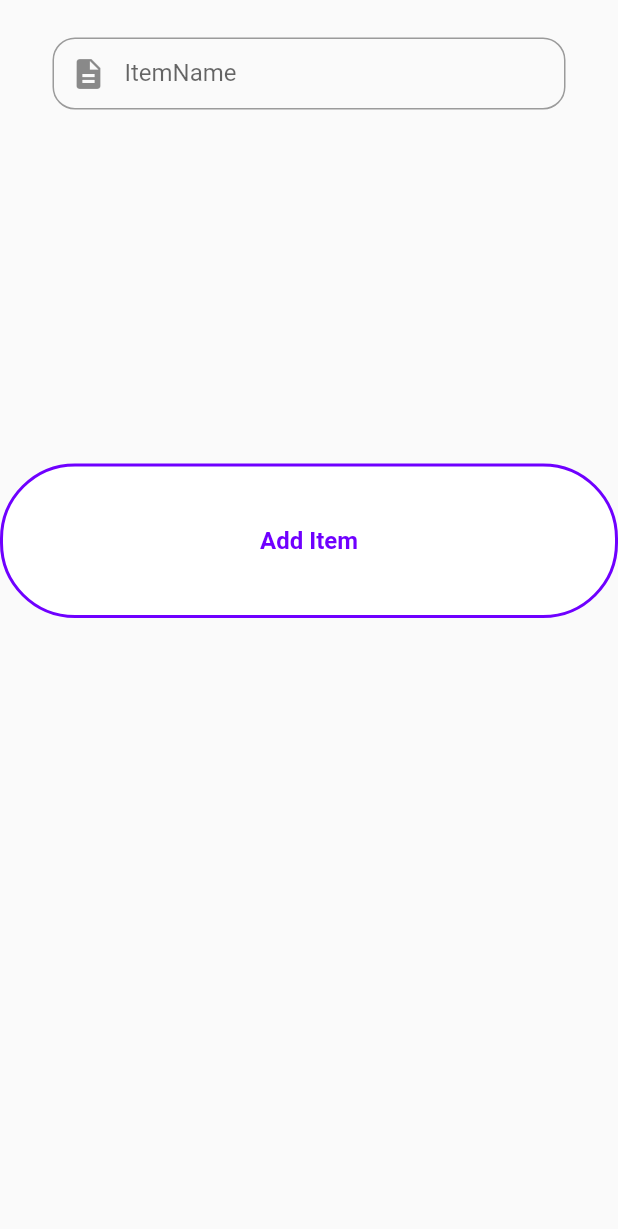
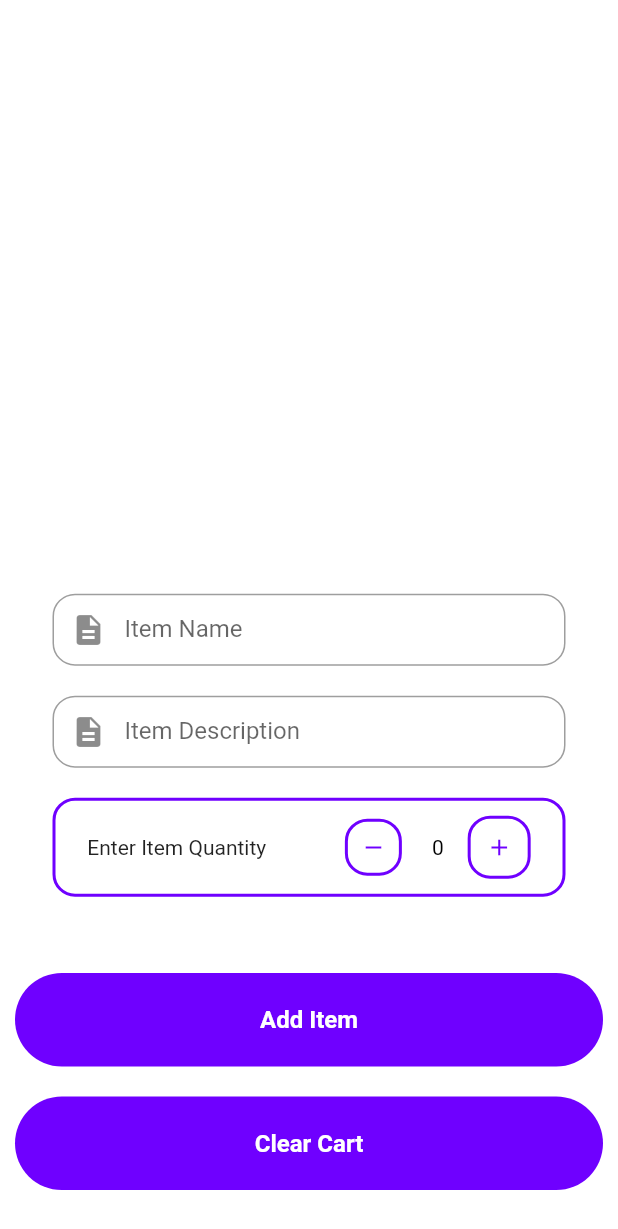
Before and after one commit to JayTWWM/VRecycle, a Flutter app: the ItemsPage widget shown alone on an empty page, opened directly, on a phone screen of 412 x 824 dp. Shown: the top 1229 px of the screen. Run offline on Flutter 3.47's test engine with Material 2 defaults, Android fonts, the light colour scheme and no system bars; our stand-ins replace avatar_glow, cloud_firestore, firebase_auth, geolocator, image_cropper, image_picker and 3 more; missing offline and left inert: keyboard_visibility; accounts and stored records are empty.

Commit message:
Incomplete ItemPage

```diff
--- /dev/null
+++ b/lib/Components/ItemWidget.dart
@@ -0,0 +1,26 @@
+import 'package:VRecycle/Model/Item.dart';
+import 'package:flutter/material.dart';
+
+class ItemWidget extends StatefulWidget {
+  Item item;
+
+  ItemWidget({@required this.item});
+
+  @override
+  _ItemWidgetState createState() => _ItemWidgetState();
+}
+
+class _ItemWidgetState extends State<ItemWidget> {
+  @override
+  Widget build(BuildContext context) {
+    return Container(
+      child: Column(
+        children: [
+          Text('${widget.item.itemName}'),
+          Text('${widget.item.desc}'),
+          Text('${widget.item.quantity}'),
+        ],
+      ),
+    );
+  }
+}
--- /dev/null
+++ b/lib/Components/Quantity.dart
@@ -0,0 +1,66 @@
+import 'package:VRecycle/Constants/Colors.dart';
+import 'package:flutter/material.dart';
+
+class QuantityWidget extends StatefulWidget {
+  int counter;
+
+  QuantityWidget({@required this.counter});
+
+  @override
+  _QuantityWidgetState createState() => _QuantityWidgetState();
+}
+
+class _QuantityWidgetState extends State<QuantityWidget> {
+  @override
+  Widget build(BuildContext context) {
+    return Row(
+      mainAxisAlignment: MainAxisAlignment.spaceEvenly,
+      children: <Widget>[
+        Container(
+          decoration: BoxDecoration(
+            border: Border.all(width: 2, color: Utils.getColor(primaryColor)),
+            borderRadius: BorderRadius.circular(15),
+          ),
+          padding: EdgeInsets.all(8),
+          child: InkWell(
+              onTap: () {
+                setState(() {
+                  if (widget.counter > 0) {
+                    widget.counter--;
+                  }
+                });
+              },
+              child: Icon(
+                Icons.remove,
+                color: Utils.getColor(primaryColor),
+                size: 18,
+              )),
+        ),
+        Padding(padding: EdgeInsets.all(10)),
+        Text(
+          '${widget.counter}',
+          style: TextStyle(color: Colors.black),
+        ),
+        Padding(padding: EdgeInsets.all(8)),
+        Container(
+          decoration: BoxDecoration(
+            border: Border.all(width: 2, color: Utils.getColor(primaryColor)),
+            borderRadius: BorderRadius.circular(15),
+          ),
+          padding: EdgeInsets.all(10),
+          child: InkWell(
+              onTap: () {
+                setState(() {
+                  widget.counter++;
+                });
+              },
+              child: Icon(
+                Icons.add,
+                color: Utils.getColor(primaryColor),
+                size: 18,
+              )),
+        ),
+      ],
+    );
+  }
+}
--- a/lib/Model/Item.dart
+++ b/lib/Model/Item.dart
@@ -1,12 +1,19 @@
-// import 'package:cloud_firestore/cloud_firestore.dart';
 import 'package:flutter/material.dart';
 
 class Item {
   int serialNo;
   String itemName;
+  String desc;
+  int quantity;
 
   Item({
     @required this.serialNo,
     @required this.itemName,
+    @required this.desc,
+    @required this.quantity,
   });
+
+  String toJson() {
+    return '{"serialNo": ${this.serialNo},"itemName": "${this.itemName}","desc": "${this.desc}","quantity": ${this.quantity}}';
+  }
 }
--- a/lib/Screens/Home.dart
+++ b/lib/Screens/Home.dart
@@ -23,7 +23,7 @@ class _HomeState extends State<Home> {
     getUser();
   }
 
-  String title = 'Profile';
+  String title = 'Items Page';
   User currentUser;
   bool load = false;
   List<String> categories = [];
@@ -65,7 +65,7 @@ class _HomeState extends State<Home> {
     );
   }
 
-  Widget mainWidget = Home();
+  Widget mainWidget = ItemsPage();
 
   @override
   Widget build(BuildContext context) {
@@ -194,7 +194,7 @@ class _HomeState extends State<Home> {
                               ),
                               onTap: () {
                                 setState(() {
-                                  mainWidget = Home();
+                                  mainWidget = Profile();
                                   title = "Profile";
                                 });
                                 Navigator.pop(context);
--- a/lib/Screens/ItemsPage.dart
+++ b/lib/Screens/ItemsPage.dart
@@ -1,4 +1,9 @@
+import 'dart:convert';
+
 import 'package:VRecycle/Components/AuthButton.dart';
+import 'package:VRecycle/Components/ItemWidget.dart';
+import 'package:VRecycle/Components/Quantity.dart';
+import 'package:VRecycle/Constants/Colors.dart';
 import 'package:VRecycle/Model/Item.dart';
 import 'package:flutter/material.dart';
 import 'package:shared_preferences/shared_preferences.dart';
@@ -12,28 +17,74 @@ class _ItemsPageState extends State<ItemsPage> with TickerProviderStateMixin {
   @override
   void initState() {
     super.initState();
+    serialNo = 0;
+    getPrefs();
     itemName = '';
-    serialNo = 1;
+    itemDesc = '';
+    counter = 0;
   }
 
+  void getPrefs() async {
+    _prefs = await SharedPreferences.getInstance();
+    if (_prefs.containsKey('Serial')) {
+      serialNo = _prefs.getInt('Serial');
+      for (int i = 0; i < serialNo; i++) {
+        if (_prefs.containsKey('$i')) {
+          print(_prefs.getString('$i'));
+          Map<String, dynamic> temp = json.decode(_prefs.getString('$i'));
+          Item item = new Item(
+              serialNo: temp['serialNo'],
+              itemName: temp['itemName'],
+              desc: temp['desc'],
+              quantity: temp['quantity']);
+          cart.add(item);
+          itemTiles.add(Dismissible(
+            background: Container(color: Colors.red),
+            key: Key(item.itemName),
+            onDismissed: (direction) {
+              deleteItem(i);
+              Scaffold.of(context).showSnackBar(
+                  SnackBar(content: Text("${item.itemName} deleted")));
+            },
+            child: ItemWidget(
+              item: item,
+            ),
+          ));
+        }
+      }
+    }
+  }
+
+  List<Item> cart = [];
+  List<Widget> itemTiles = [];
+  SharedPreferences _prefs;
   String itemName;
+  String itemDesc;
+  int counter;
   int serialNo;
 
   @override
   Widget build(BuildContext context) {
-    return Container(
-      child: Expanded(
+    return SingleChildScrollView(
+      child: Container(
+        color: Colors.white,
         child: Column(
           children: [
             Container(
+              height: MediaQuery.of(context).size.height * 0.45,
+              child: ListView(
+                children: itemTiles,
+              ),
+            ),
+            Container(
               width: MediaQuery.of(context).size.width,
-            height: MediaQuery.of(context).size.height * 0.5,
+              height: MediaQuery.of(context).size.height * 0.55,
               child: Column(
                 children: [
                   Container(
                     padding: EdgeInsets.all(15),
                     width: MediaQuery.of(context).size.width,
-                  height: MediaQuery.of(context).size.height * 0.375,
+                    height: MediaQuery.of(context).size.height * 0.325,
                     child: Column(
                       children: [
                         Container(
@@ -42,7 +93,7 @@ class _ItemsPageState extends State<ItemsPage> with TickerProviderStateMixin {
                             onChanged: (text) {
                               itemName = text;
                             },
-                          textCapitalization: TextCapitalization.characters,
+                            textCapitalization: TextCapitalization.sentences,
                             obscureText: false,
                             decoration: InputDecoration(
                               contentPadding: EdgeInsets.all(10),
@@ -50,45 +101,124 @@ class _ItemsPageState extends State<ItemsPage> with TickerProviderStateMixin {
                                 borderRadius: BorderRadius.circular(15),
                                 borderSide: BorderSide(width: 10),
                               ),
-                            fillColor: Colors.deepOrange,
-                            labelText: 'ItemName',
+                              fillColor: Utils.getColor(primaryColor),
+                              labelText: 'Item Name',
                               prefixIcon: Icon(Icons.description),
                             ),
+                          ),
+                        ),
+                        Container(
+                          margin: EdgeInsets.fromLTRB(20, 10, 20, 10),
+                          child: TextField(
+                            onChanged: (text) {
+                              itemDesc = text;
+                            },
+                            textCapitalization: TextCapitalization.sentences,
+                            obscureText: false,
+                            decoration: InputDecoration(
+                              contentPadding: EdgeInsets.all(10),
+                              border: OutlineInputBorder(
+                                borderRadius: BorderRadius.circular(15),
+                                borderSide: BorderSide(width: 10),
+                              ),
+                              fillColor: Utils.getColor(primaryColor),
+                              labelText: 'Item Description',
+                              prefixIcon: Icon(Icons.description),
+                            ),
+                          ),
+                        ),
+                        Container(
+                          margin: EdgeInsets.fromLTRB(20, 10, 20, 10),
+                          padding: EdgeInsets.all(10),
+                          decoration: BoxDecoration(
+                            border: Border.all(
+                                width: 2, color: Utils.getColor(primaryColor)),
+                            borderRadius: BorderRadius.circular(15),
+                          ),
+                          child: Row(
+                            mainAxisAlignment: MainAxisAlignment.spaceEvenly,
+                            children: [
+                              Text('Enter Item Quantity'),
+                              Padding(padding: EdgeInsets.all(15)),
+                              QuantityWidget(
+                                counter: counter,
+                              )
+                            ],
+                          ),
+                        ),
+                      ],
+                    ),
+                  ),
+                  Column(
+                    children: [
+                      Container(
+                        width: MediaQuery.of(context).size.width,
+                        height: MediaQuery.of(context).size.height * 0.1,
+                        padding: EdgeInsets.all(10),
+                        child: AuthButton(
+                          btnText: 'Add Item',
+                          onTap: () async {
+                            Item item = new Item(
+                                serialNo: serialNo,
+                                itemName: itemName,
+                                desc: itemDesc,
+                                quantity: counter);
+                            addItem(item);
+                          },
+                        ),
+                      ),
+                      Container(
+                        width: MediaQuery.of(context).size.width,
+                        height: MediaQuery.of(context).size.height * 0.1,
+                        padding: EdgeInsets.all(10),
+                        child: AuthButton(
+                          btnText: 'Clear Cart',
+                          onTap: () {
+                            setState(() {
+                              clearCart();
+                            });
+                          },
+                        ),
+                      )
+                    ],
+                  ),
+                ],
               ),
             )
           ],
         ),
       ),
-                Container(
-                  width: MediaQuery.of(context).size.width,
-                  height: MediaQuery.of(context).size.height * 0.125,
-                  child: AuthButton(
-                    btnText: 'Add Item',
-                    onTap: () {
-                      Item item =
-                          new Item(serialNo: serialNo, itemName: itemName);
-                      addItem(item);
-                    },
-                    isOutlined: true,
-                  ),
-                )
-              ],
-            ),
-          )
-        ],
-      )),
     );
   }
 
   void addItem(Item item) async {
-    SharedPreferences _prefs = await SharedPreferences.getInstance();
-
+    setState(() {
+      itemTiles.add(Dismissible(
+        background: Container(color: Colors.red),
+        key: Key(item.itemName),
+        onDismissed: (direction) {
+          deleteItem(serialNo);
+          Scaffold.of(context).showSnackBar(
+              SnackBar(content: Text("${item.itemName} deleted")));
+        },
+        child: ItemWidget(
+          item: item,
+        ),
+      ));
+      print(item.toJson());
+      _prefs.setString('$serialNo', item.toJson());
       serialNo++;
+      _prefs.setInt('Serial', serialNo);
+      counter = 0;
+      itemDesc = '';
       itemName = '';
+    });
   }
 
   void clearCart() async {
     SharedPreferences _prefs = await SharedPreferences.getInstance();
     await _prefs.clear();
   }
+
+  void deleteItem(int ind) {}
 }
```
Lines whose indentation alone changed are shown as unchanged.
